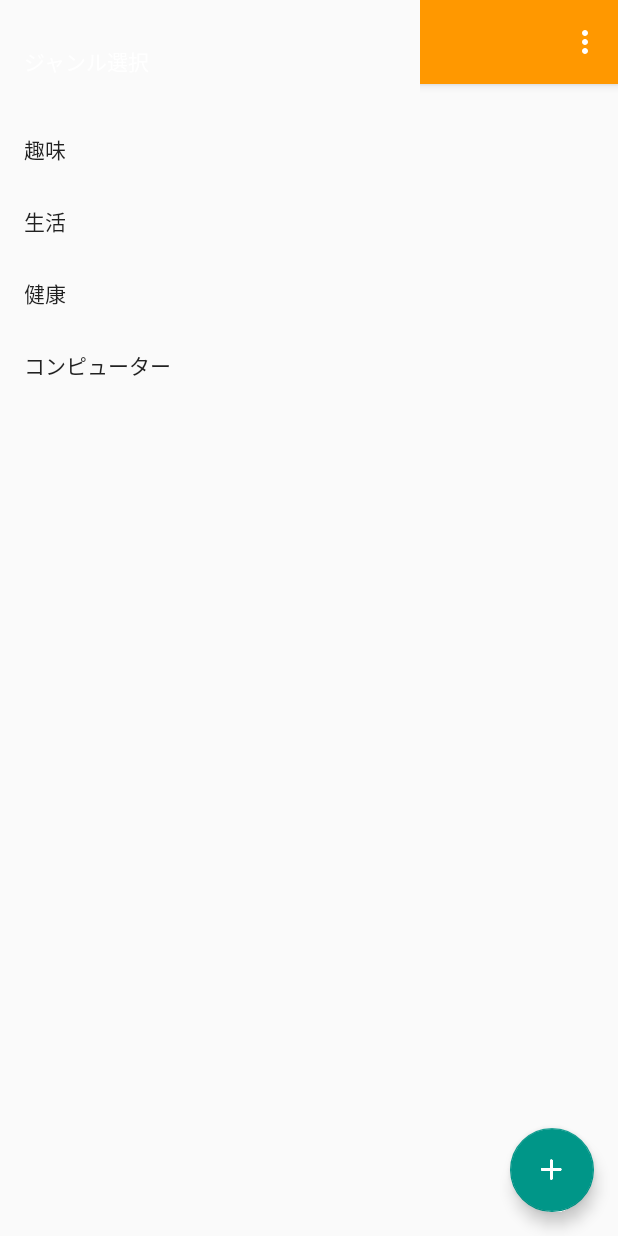
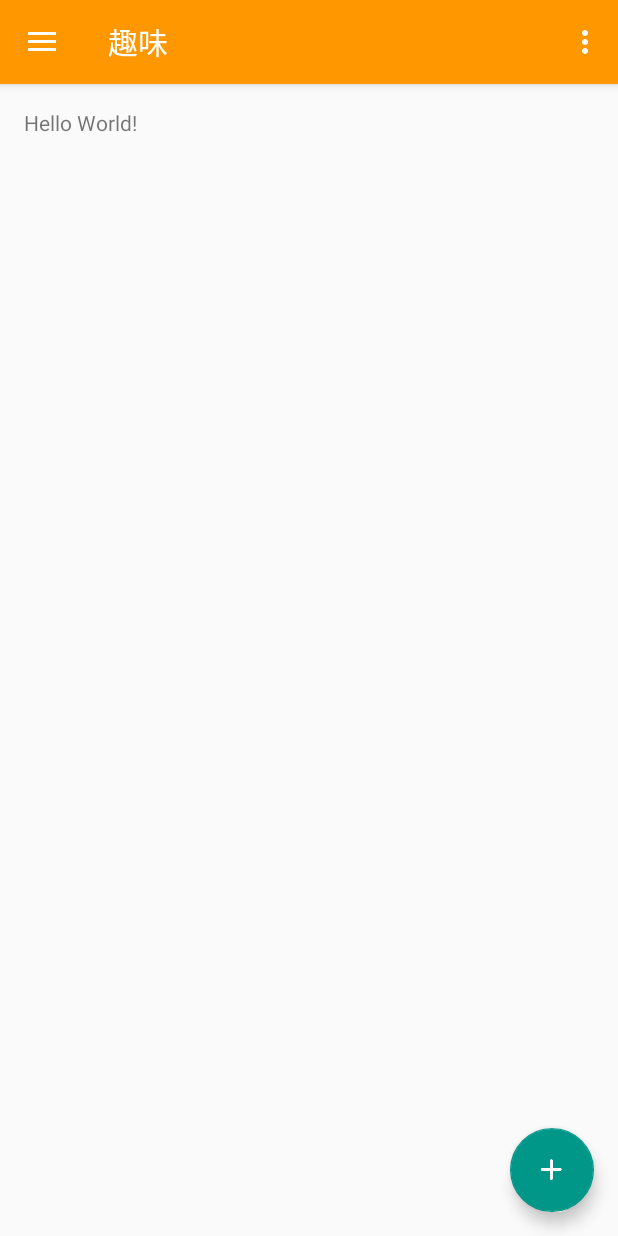
Before and after one commit to critical-bug/android-QA_App, an Android app: the screen it shows after launch (MainActivity), after a tap on "趣味", on a phone screen of 412 x 824 dp. Run offline under Robolectric (Android 15) with nearby library versions, the phone set to English and light mode, and no system bars; our stand-ins replace Firebase (no records; nobody signed in at launch, a user with empty details on screens opened directly); 2 other taps on this screen came first.

Commit message:
メイン画面

```diff
--- a/app/src/main/java/jp/techacademy/critical_bug/qa_app/MainActivity.java
+++ b/app/src/main/java/jp/techacademy/critical_bug/qa_app/MainActivity.java
@@ -2,8 +2,12 @@ package jp.techacademy.critical_bug.qa_app;
 
 import android.content.Intent;
 import android.os.Bundle;
+import android.support.annotation.NonNull;
 import android.support.design.widget.FloatingActionButton;
-import android.support.design.widget.Snackbar;
+import android.support.design.widget.NavigationView;
+import android.support.v4.view.GravityCompat;
+import android.support.v4.widget.DrawerLayout;
+import android.support.v7.app.ActionBarDrawerToggle;
 import android.support.v7.app.AppCompatActivity;
 import android.support.v7.widget.Toolbar;
 import android.view.View;
@@ -15,12 +19,15 @@ import com.google.firebase.auth.FirebaseUser;
 
 public class MainActivity extends AppCompatActivity {
 
+    private Toolbar mToolbar;
+    private int mGenre;
+
     @Override
     protected void onCreate(Bundle savedInstanceState) {
         super.onCreate(savedInstanceState);
         setContentView(R.layout.activity_main);
-        Toolbar toolbar = (Toolbar) findViewById(R.id.toolbar);
-        setSupportActionBar(toolbar);
+        mToolbar = (Toolbar) findViewById(R.id.toolbar);
+        setSupportActionBar(mToolbar);
 
         FloatingActionButton fab = (FloatingActionButton) findViewById(R.id.fab);
         fab.setOnClickListener(new View.OnClickListener() {
@@ -33,6 +40,37 @@ public class MainActivity extends AppCompatActivity {
                     Intent intent = new Intent(getApplicationContext(), LoginActivity.class);
                     startActivity(intent);
                 }
+            }
+        });
+
+        DrawerLayout drawer = (DrawerLayout) findViewById(R.id.drawer_layout);
+        ActionBarDrawerToggle toggle = new ActionBarDrawerToggle(this, drawer, mToolbar, R.string.app_name, R.string.app_name);
+        drawer.addDrawerListener(toggle);
+        toggle.syncState();
+
+        NavigationView navigationView = (NavigationView) findViewById(R.id.nav_view);
+        navigationView.setNavigationItemSelectedListener(new NavigationView.OnNavigationItemSelectedListener() {
+            @Override
+            public boolean onNavigationItemSelected(@NonNull final MenuItem item) {
+                int id = item.getItemId();
+
+                if (id == R.id.nav_hobby) {
+                    mToolbar.setTitle("趣味");
+                    mGenre = 1;
+                } else if (id == R.id.nav_life) {
+                    mToolbar.setTitle("生活");
+                    mGenre = 2;
+                } else if (id == R.id.nav_health) {
+                    mToolbar.setTitle("健康");
+                    mGenre = 3;
+                } else if (id == R.id.nav_compter) {
+                    mToolbar.setTitle("コンピューター");
+                    mGenre = 4;
+                }
+
+                DrawerLayout drawer = (DrawerLayout) findViewById(R.id.drawer_layout);
+                drawer.closeDrawer(GravityCompat.START);
+                return true;
             }
         });
     }
--- a/app/src/main/res/layout/activity_main.xml
+++ b/app/src/main/res/layout/activity_main.xml
@@ -1,12 +1,14 @@
 <?xml version="1.0" encoding="utf-8"?>
-<android.support.design.widget.CoordinatorLayout
+<android.support.v4.widget.DrawerLayout
     xmlns:android="http://schemas.android.com/apk/res/android"
     xmlns:app="http://schemas.android.com/apk/res-auto"
     xmlns:tools="http://schemas.android.com/tools"
+    android:id="@+id/drawer_layout"
     android:layout_width="match_parent"
     android:layout_height="match_parent"
     android:fitsSystemWindows="true"
-    tools:context="jp.techacademy.critical_bug.qa_app.MainActivity">
+    tools:context="jp.techacademy.critical_bug.qa_app.MainActivity"
+    tools:openDrawer="start">
 
     <include
         layout="@layout/app_bar_main"
@@ -22,4 +24,4 @@
         app:headerLayout="@layout/nav_header_main"
         app:menu="@menu/activity_main_drawer"/>
 
-</android.support.design.widget.CoordinatorLayout>
+</android.support.v4.widget.DrawerLayout>
```
